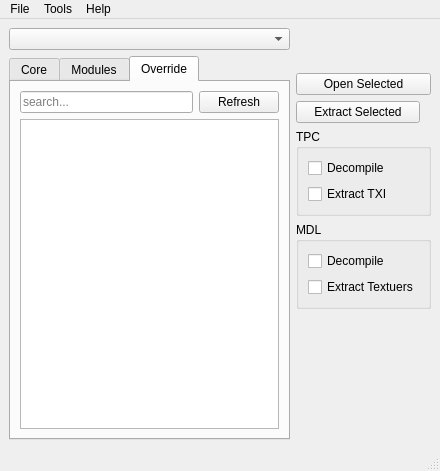
This is ui/mainwindow.ui in NickHugi/PyKotor as Qt 5 draws it before an edit. The edited form follows.
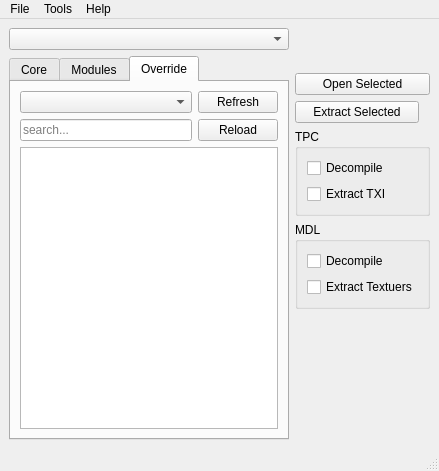
This is the edited form. The open tabs and pages were chosen to show the change.

The edit to the form file:
```diff
--- a/ui/mainwindow.ui
+++ b/ui/mainwindow.ui
@@ -6,7 +6,7 @@
    <rect>
     <x>0</x>
     <y>0</y>
-    <width>440</width>
+    <width>439</width>
     <height>471</height>
    </rect>
   </property>
@@ -133,6 +133,23 @@
           <string>Override</string>
          </attribute>
          <layout class="QVBoxLayout" name="verticalLayout_3">
+          <item>
+           <layout class="QHBoxLayout" name="horizontalLayout_5" stretch="4,1">
+            <item>
+             <widget class="QComboBox" name="overrideFolderCombo"/>
+            </item>
+            <item>
+             <widget class="QPushButton" name="overrideFolderRefreshButton">
+              <property name="toolTip">
+               <string>Refresh the list of modules.</string>
+              </property>
+              <property name="text">
+               <string>Refresh</string>
+              </property>
+             </widget>
+            </item>
+           </layout>
+          </item>
           <item>
            <layout class="QHBoxLayout" name="horizontalLayout_3">
             <item>
@@ -148,7 +165,7 @@
                <string>Refresh the list of files in the override folder.</string>
               </property>
               <property name="text">
-               <string>Refresh</string>
+               <string>Reload</string>
               </property>
              </widget>
             </item>
@@ -330,7 +347,7 @@
     <rect>
      <x>0</x>
      <y>0</y>
-     <width>440</width>
+     <width>439</width>
      <height>21</height>
     </rect>
    </property>
```
Left out of the diff: 8 changed lines with no effect on the pictures.
